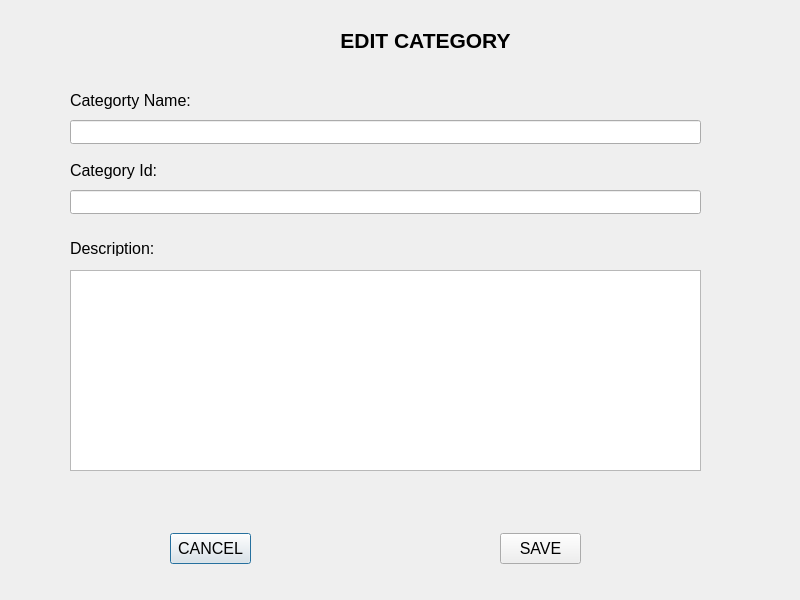
The window that RMS_qt/editnewcategory.ui (dev-pratik02/RMS) describes before a commit, drawn with Qt 5.
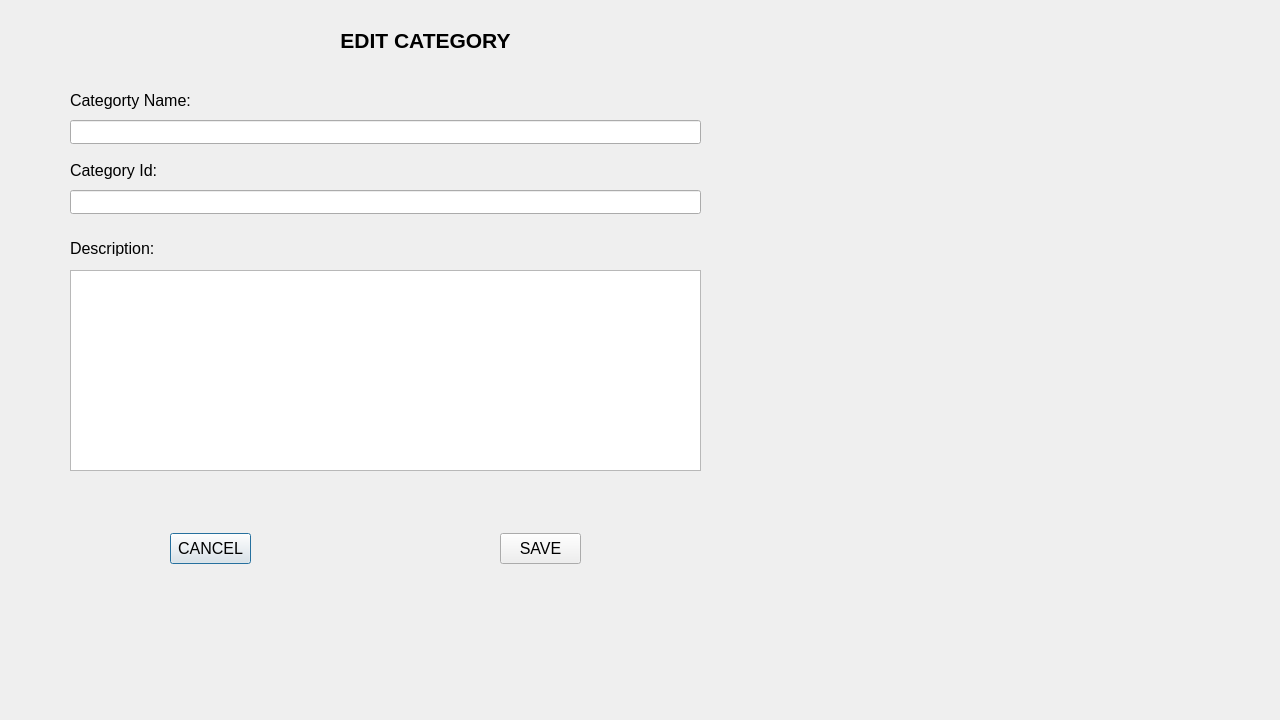
The same window after the commit.

```diff
--- a/RMS_qt/editnewcategory.ui
+++ b/RMS_qt/editnewcategory.ui
@@ -6,8 +6,8 @@
    <rect>
     <x>0</x>
     <y>0</y>
-    <width>800</width>
-    <height>600</height>
+    <width>1280</width>
+    <height>720</height>
    </rect>
   </property>
   <property name="windowTitle">
```
